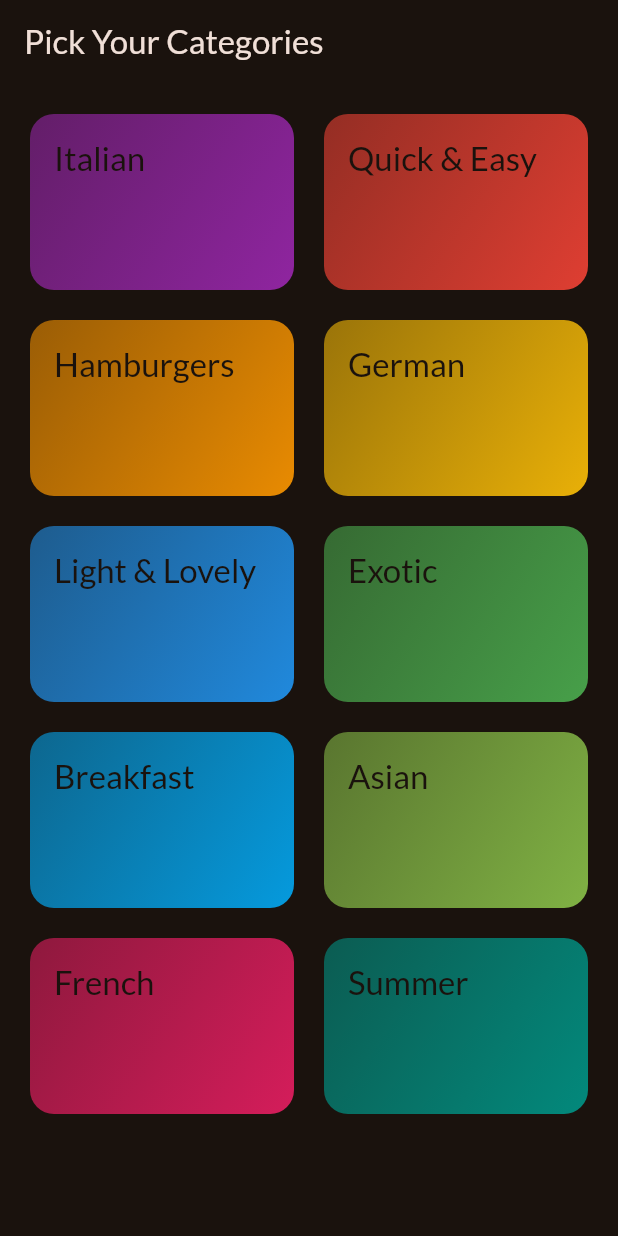
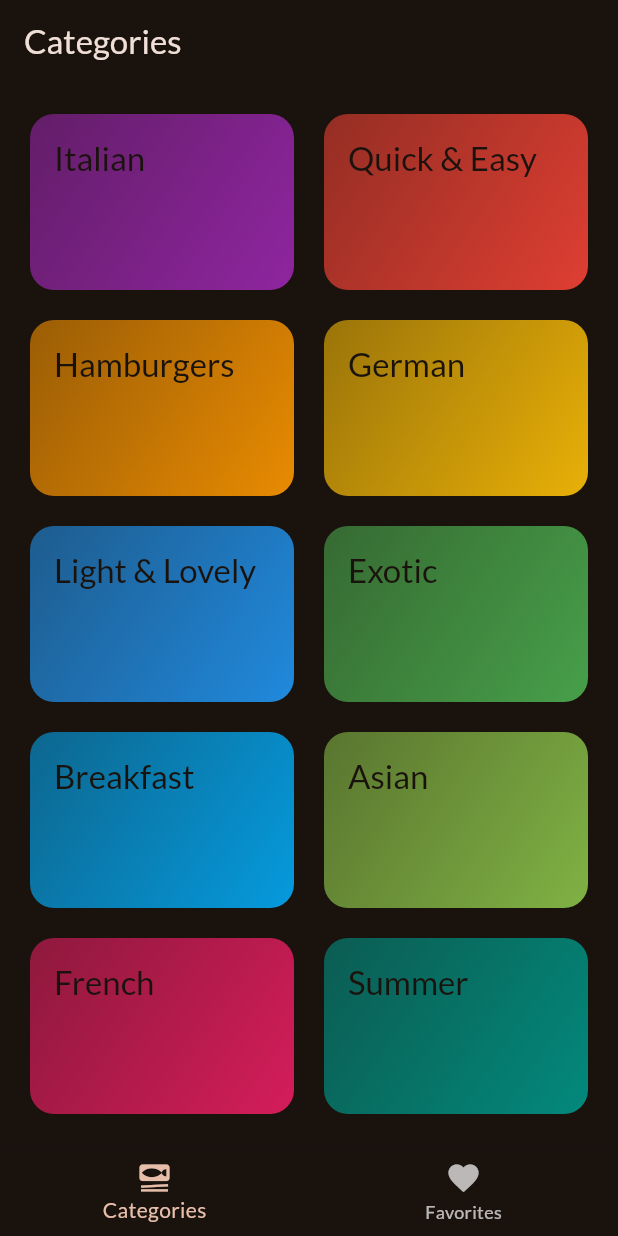
Before and after one commit to Lankesh-M/Meal_App, a Flutter app: the screen it shows after launch, on a phone screen of 412 x 824 dp. Run offline on Flutter 3.47's test engine with Material 3 defaults, Android fonts, the phone set to English and light mode, and no system bars; our stand-ins replace google_fonts, transparent_image.

Commit message:
Navigatoin bar and Favorite section added

```diff
--- a/lib/main.dart
+++ b/lib/main.dart
@@ -1,7 +1,8 @@
 import 'package:flutter/material.dart';
 
 import 'package:google_fonts/google_fonts.dart';
-import 'package:meal_app/screens/categories.dart';
+// import 'package:meal_app/screens/categories.dart';
+import 'package:meal_app/screens/tabs.dart';
 
 final theme = ThemeData(
   useMaterial3: true,
@@ -21,6 +22,9 @@ class App extends StatelessWidget {
 
   @override
   Widget build(BuildContext context) {
-    return MaterialApp(theme: theme, home: const CategoriesScreen());
+    return MaterialApp(
+        debugShowCheckedModeBanner: false,
+        theme: theme,
+        home: const TabScreen());
   }
 }
--- a/lib/screens/categories.dart
+++ b/lib/screens/categories.dart
@@ -2,11 +2,14 @@ import 'package:flutter/material.dart';
 
 import 'package:meal_app/data/dumy_data.dart';
 import 'package:meal_app/models/category.dart';
+import 'package:meal_app/models/meal.dart';
 import 'package:meal_app/screens/meals.dart';
 import 'package:meal_app/widgets/category_grid_item.dart';
 
 class CategoriesScreen extends StatelessWidget {
-  const CategoriesScreen({super.key});
+  const CategoriesScreen({super.key, required this.onToggleFavorite});
+
+  final void Function(Meal meal) onToggleFavorite;
 
   void _selectCategory(BuildContext context, Category category) {
     final filteredMeal = dummyMeals
@@ -18,6 +21,7 @@ class CategoriesScreen extends StatelessWidget {
         builder: (ctx) => MealsScreen(
           title: category.title,
           meals: filteredMeal,
+          onToggleFavorite: onToggleFavorite,
         ),
       ),
     );
@@ -25,11 +29,7 @@ class CategoriesScreen extends StatelessWidget {
 
   @override
   Widget build(BuildContext context) {
-    return Scaffold(
-      appBar: AppBar(
-        title: const Text("Pick Your Categories"),
-      ),
-      body: GridView(
+    return GridView(
       padding: const EdgeInsets.all(20),
       gridDelegate: const SliverGridDelegateWithFixedCrossAxisCount(
         crossAxisCount: 2,
@@ -47,7 +47,6 @@ class CategoriesScreen extends StatelessWidget {
             },
           )
       ],
-      ),
     );
   }
 }
--- /dev/null
+++ b/lib/screens/tabs.dart
@@ -0,0 +1,77 @@
+import 'package:flutter/material.dart';
+import 'package:meal_app/models/meal.dart';
+import 'package:meal_app/screens/categories.dart';
+import 'package:meal_app/screens/meals.dart';
+
+class TabScreen extends StatefulWidget {
+  const TabScreen({super.key});
+
+  @override
+  State<TabScreen> createState() => _TabScreenState();
+}
+
+class _TabScreenState extends State<TabScreen> {
+  int _selectedPageIndex = 0;
+  final List<Meal> _favoriteMeal = [];
+
+  void _showMessage(String message) {
+    ScaffoldMessenger.of(context).clearSnackBars();
+    ScaffoldMessenger.of(context).showSnackBar(
+        SnackBar(duration: const Duration(seconds: 3), content: Text(message)));
+  }
+
+  void _toggleFavoriteMealStatus(Meal meal) {
+    final isExisting = _favoriteMeal.contains(meal);
+    if (isExisting) {
+      setState(() {
+        _favoriteMeal.remove(meal);
+        _showMessage("This meal is Removed from your Favorite...");
+      });
+    } else {
+      setState(() {
+        _favoriteMeal.add(meal);
+        _showMessage("This meal is Added to your Favorite...");
+      });
+    }
+  }
+
+  void _selectPage(int index) {
+    setState(() {
+      _selectedPageIndex = index;
+    });
+  }
+
+  @override
+  Widget build(BuildContext context) {
+    Widget activePage = CategoriesScreen(
+      onToggleFavorite: _toggleFavoriteMealStatus,
+    );
+    var activePageTitle = "Categories";
+    if (_selectedPageIndex == 1) {
+      activePage = MealsScreen(
+        meals: _favoriteMeal,
+        onToggleFavorite: _toggleFavoriteMealStatus,
+      );
+      activePageTitle = "Favorites";
+    }
+
+    return Scaffold(
+      appBar: AppBar(
+        title: Text(activePageTitle),
+      ),
+      body: activePage,
+      bottomNavigationBar: BottomNavigationBar(
+        onTap: (index) {
+          _selectPage(index);
+        },
+        currentIndex: _selectedPageIndex,
+        items: const [
+          BottomNavigationBarItem(
+              icon: Icon(Icons.set_meal), label: "Categories"),
+          BottomNavigationBarItem(
+              icon: Icon(Icons.favorite), label: "Favorites")
+        ],
+      ),
+    );
+  }
+}
```
Also changed, not shown: lib/screens/meal_detail.dart (+10 -1 lines), lib/screens/meals.dart (+12 -5 lines). Lines whose indentation alone changed are shown as unchanged.
